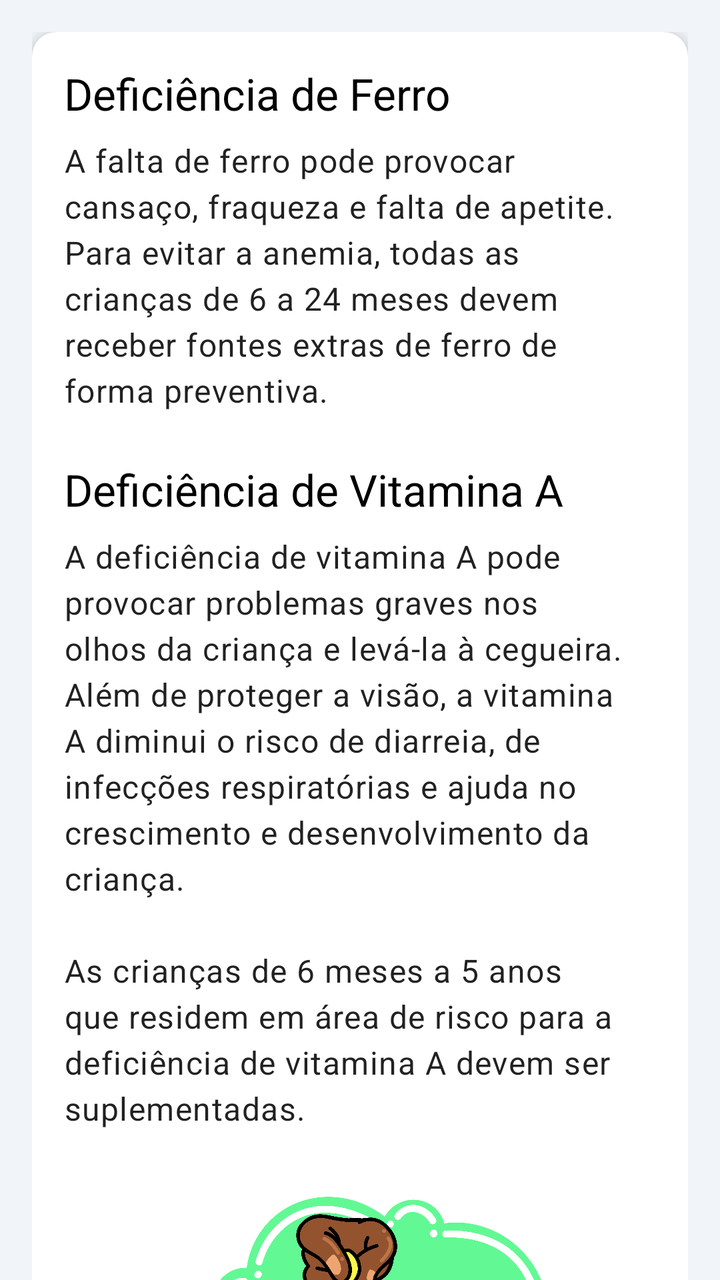
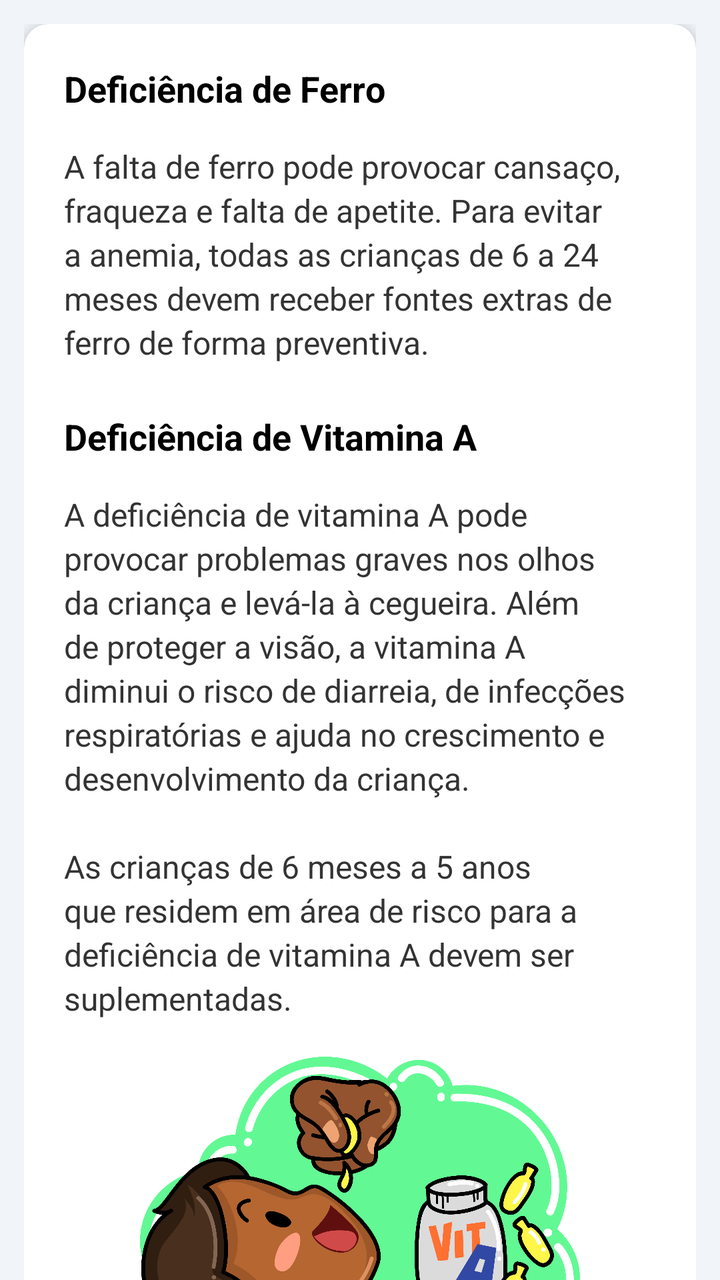

Compare the two renders of this Android layout. The source of the first and the diff that turns it into the second are given below.
<!-- AndroidManifest.xml: application theme Theme.NutrirAGente -->
<!-- res/layout/deficiencia_ferro_12_meses.xml -->
<?xml version="1.0" encoding="utf-8"?>
<androidx.coordinatorlayout.widget.CoordinatorLayout
    xmlns:android="http://schemas.android.com/apk/res/android"
    xmlns:app="http://schemas.android.com/apk/res-auto"
    xmlns:tools="http://schemas.android.com/tools"
    android:layout_width="match_parent"
    android:layout_height="match_parent"
    android:background="@color/gray">

    <com.google.android.material.appbar.AppBarLayout
        android:id="@+id/appBarLayout"
        android:layout_width="match_parent"
        android:layout_height="wrap_content"
        android:background="?attr/colorSurface">



    </com.google.android.material.appbar.AppBarLayout>

    <androidx.core.widget.NestedScrollView
        android:layout_width="match_parent"
        android:layout_height="wrap_content"
        app:layout_behavior="@string/appbar_scrolling_view_behavior">

        <LinearLayout
            android:layout_width="match_parent"
            android:layout_height="wrap_content"
            android:orientation="vertical"
            android:padding="16dp">

            <androidx.cardview.widget.CardView
                android:layout_width="match_parent"
                android:layout_height="wrap_content"
                app:cardCornerRadius="12dp"
                app:cardElevation="4dp"
                android:layout_marginBottom="16dp">

                <LinearLayout
                    android:layout_width="match_parent"
                    android:layout_height="wrap_content"
                    android:orientation="vertical"
                    android:padding="16dp">

                    <TextView
                        android:layout_width="wrap_content"
                        android:layout_height="wrap_content"
                        android:text="Deficiência de Ferro"
                        android:textAppearance="@style/TextAppearance.Material3.TitleLarge"
                        android:textColor="@android:color/black" />

                    <TextView
                        android:layout_width="match_parent"
                        android:layout_height="wrap_content"
                        android:layout_marginTop="8dp"
                        android:lineSpacingExtra="4dp"
                        android:text="A falta de ferro pode provocar cansaço, fraqueza e falta de apetite. Para evitar a anemia, todas as crianças de 6 a 24 meses devem receber fontes extras de ferro de forma preventiva."
                        android:textAppearance="@style/TextAppearance.Material3.BodyLarge" />

                    <TextView
                        android:layout_width="wrap_content"
                        android:layout_height="wrap_content"
                        android:layout_marginTop="24dp"
                        android:text="Deficiência de Vitamina A"
                        android:textAppearance="@style/TextAppearance.Material3.TitleLarge"
                        android:textColor="@android:color/black" />

                    <TextView
                        android:layout_width="match_parent"
                        android:layout_height="wrap_content"
                        android:layout_marginTop="8dp"
                        android:lineSpacingExtra="4dp"
                        android:text="A deficiência de vitamina A pode provocar problemas graves nos olhos da criança e levá-la à cegueira. Além de proteger a visão, a vitamina A diminui o risco de diarreia, de infecções respiratórias e ajuda no crescimento e desenvolvimento da criança.\n\nAs crianças de 6 meses a 5 anos que residem em área de risco para a deficiência de vitamina A devem ser suplementadas."
                        android:textAppearance="@style/TextAppearance.Material3.BodyLarge" />

                    <ImageView
                        android:layout_width="200dp"
                        android:layout_height="200dp"
                        android:layout_gravity="center_horizontal"
                        android:layout_marginTop="24dp"
                        android:contentDescription="Ilustração de criança recebendo suplemento"
                        android:src="@drawable/vitamina_a" />

                    <androidx.cardview.widget.CardView
                        android:layout_width="match_parent"
                        android:layout_height="wrap_content"
                        android:layout_marginTop="24dp"
                        app:cardBackgroundColor="@color/warn_orange"
                        app:cardCornerRadius="12dp"
                        app:cardElevation="2dp">

                        <LinearLayout
                            android:layout_width="match_parent"
                            android:layout_height="wrap_content"
                            android:orientation="vertical"
                            android:padding="16dp">

                            <TextView
                                android:layout_width="wrap_content"
                                android:layout_height="wrap_content"
                                android:layout_gravity="center_horizontal"
                                android:text="Suplementação"
                                android:textAppearance="@style/TextAppearance.Material3.TitleMedium"
                                android:textStyle="bold"
                                android:textColor="@android:color/black" />

                            <TextView
                                android:layout_width="match_parent"
                                android:layout_height="wrap_content"
                                android:layout_marginTop="16dp"
                                android:lineSpacingExtra="5dp"
                                android:text="@string/supplementation_details_12_to_59_months_html"
                                android:textAppearance="@style/TextAppearance.Material3.BodyMedium"
                                android:textColor="#37474F" />

                            <TextView
                                android:layout_width="match_parent"
                                android:layout_height="wrap_content"
                                android:layout_marginTop="16dp"
                                android:text="@string/footer_supplementation_bold_html"
                                android:textAlignment="center"
                                android:textAppearance="@style/TextAppearance.Material3.BodyMedium"
                                android:textColor="#37474F" />

                        </LinearLayout>

                    </androidx.cardview.widget.CardView>

                </LinearLayout>

            </androidx.cardview.widget.CardView>

        </LinearLayout>

    </androidx.core.widget.NestedScrollView>

</androidx.coordinatorlayout.widget.CoordinatorLayout>
<!-- resources referenced by this layout -->
<resources>
  <!-- unchanged entries left out for length: 12 -->
</resources>

<!-- the commit's change to res/layout/deficiencia_ferro_12_meses.xml (unified diff, before → after) -->
@@ -2,7 +2,6 @@
 <androidx.coordinatorlayout.widget.CoordinatorLayout
     xmlns:android="http://schemas.android.com/apk/res/android"
     xmlns:app="http://schemas.android.com/apk/res-auto"
-    xmlns:tools="http://schemas.android.com/tools"
     android:layout_width="match_parent"
     android:layout_height="match_parent"
     android:background="@color/gray">
@@ -11,115 +10,72 @@
         android:id="@+id/appBarLayout"
         android:layout_width="match_parent"
         android:layout_height="wrap_content"
-        android:background="?attr/colorSurface">
-
-
-
-    </com.google.android.material.appbar.AppBarLayout>
+        android:background="@color/blue_toolbar"
+        app:elevation="@dimen/appbar_elevation" />
 
     <androidx.core.widget.NestedScrollView
         android:layout_width="match_parent"
-        android:layout_height="wrap_content"
+        android:layout_height="match_parent"
         app:layout_behavior="@string/appbar_scrolling_view_behavior">
 
-        <LinearLayout
-            android:layout_width="match_parent"
-            android:layout_height="wrap_content"
-            android:orientation="vertical"
-            android:padding="16dp">
+        <LinearLayout style="@style/LinearContainer">
 
-            <androidx.cardview.widget.CardView
-                android:layout_width="match_parent"
-                android:layout_height="wrap_content"
-                app:cardCornerRadius="12dp"
-                app:cardElevation="4dp"
-                android:layout_marginBottom="16dp">
+            <androidx.cardview.widget.CardView style="@style/CardNutrir">
 
-                <LinearLayout
-                    android:layout_width="match_parent"
-                    android:layout_height="wrap_content"
-                    android:orientation="vertical"
-                    android:padding="16dp">
+                <LinearLayout style="@style/CardContent">
 
                     <TextView
-                        android:layout_width="wrap_content"
-                        android:layout_height="wrap_content"
-                        android:text="Deficiência de Ferro"
-                        android:textAppearance="@style/TextAppearance.Material3.TitleLarge"
-                        android:textColor="@android:color/black" />
+                        style="@style/TextSection"
+                        android:text="Deficiência de Ferro" />
 
                     <TextView
-                        android:layout_width="match_parent"
-                        android:layout_height="wrap_content"
-                        android:layout_marginTop="8dp"
-                        android:lineSpacingExtra="4dp"
-                        android:text="A falta de ferro pode provocar cansaço, fraqueza e falta de apetite. Para evitar a anemia, todas as crianças de 6 a 24 meses devem receber fontes extras de ferro de forma preventiva."
-                        android:textAppearance="@style/TextAppearance.Material3.BodyLarge" />
+                        style="@style/TextBody"
+                        android:layout_marginTop="@dimen/spacing_sm"
+                        android:text="A falta de ferro pode provocar cansaço, fraqueza e falta de apetite. Para evitar a anemia, todas as crianças de 6 a 24 meses devem receber fontes extras de ferro de forma preventiva." />
 
                     <TextView
-                        android:layout_width="wrap_content"
-                        android:layout_height="wrap_content"
-                        android:layout_marginTop="24dp"
-                        android:text="Deficiência de Vitamina A"
-                        android:textAppearance="@style/TextAppearance.Material3.TitleLarge"
-                        android:textColor="@android:color/black" />
+                        style="@style/TextSection"
+                        android:layout_marginTop="@dimen/spacing_xxl"
+                        android:text="Deficiência de Vitamina A" />
 
                     <TextView
-                        android:layout_width="match_parent"
-                        android:layout_height="wrap_content"
-                        android:layout_marginTop="8dp"
-                        android:lineSpacingExtra="4dp"
-                        android:text="A deficiência de vitamina A pode provocar problemas graves nos olhos da criança e levá-la à cegueira. Além de proteger a visão, a vitamina A diminui o risco de diarreia, de infecções respiratórias e ajuda no crescimento e desenvolvimento da criança.\n\nAs crianças de 6 meses a 5 anos que residem em área de risco para a deficiência de vitamina A devem ser suplementadas."
-                        android:textAppearance="@style/TextAppearance.Material3.BodyLarge" />
+                        style="@style/TextBody"
+                        android:layout_marginTop="@dimen/spacing_sm"
+                        android:text="A deficiência de vitamina A pode provocar problemas graves nos olhos da criança e levá-la à cegueira. Além de proteger a visão, a vitamina A diminui o risco de diarreia, de infecções respiratórias e ajuda no crescimento e desenvolvimento da criança.\n\nAs crianças de 6 meses a 5 anos que residem em área de risco para a deficiência de vitamina A devem ser suplementadas." />
 
                     <ImageView
-                        android:layout_width="200dp"
-                        android:layout_height="200dp"
-                        android:layout_gravity="center_horizontal"
-                        android:layout_marginTop="24dp"
+                        style="@style/ImageCenterLarge"
+                        android:layout_marginTop="@dimen/spacing_xxl"
                         android:contentDescription="Ilustração de criança recebendo suplemento"
                         android:src="@drawable/vitamina_a" />
 
                     <androidx.cardview.widget.CardView
-                        android:layout_width="match_parent"
-                        android:layout_height="wrap_content"
-                        android:layout_marginTop="24dp"
+                        style="@style/CalloutCard"
+                        android:layout_marginTop="@dimen/spacing_xxl"
                         app:cardBackgroundColor="@color/warn_orange"
-                        app:cardCornerRadius="12dp"
-                        app:cardElevation="2dp">
+                        app:cardElevation="@dimen/elevation_sm">
 
                         <LinearLayout
                             android:layout_width="match_parent"
                             android:layout_height="wrap_content"
                             android:orientation="vertical"
-                            android:padding="16dp">
+                            android:padding="@dimen/padding_lg">
 
                             <TextView
-                                android:layout_width="wrap_content"
-                                android:layout_height="wrap_content"
+                                style="@style/TextBoxTitle"
                                 android:layout_gravity="center_horizontal"
-                                android:text="Suplementação"
-                                android:textAppearance="@style/TextAppearance.Material3.TitleMedium"
-                                android:textStyle="bold"
-                                android:textColor="@android:color/black" />
+                                android:text="Suplementação" />
 
                             <TextView
-                                android:layout_width="match_parent"
-                                android:layout_height="wrap_content"
-                                android:layout_marginTop="16dp"
-                                android:lineSpacingExtra="5dp"
-                                android:text="@string/supplementation_details_12_to_59_months_html"
-                                android:textAppearance="@style/TextAppearance.Material3.BodyMedium"
-                                android:textColor="#37474F" />
+                                style="@style/TextBodySmall"
+                                android:layout_marginTop="@dimen/spacing_lg"
+                                android:text="@string/supplementation_details_12_to_59_months_html" />
 
                             <TextView
-                                android:layout_width="match_parent"
-                                android:layout_height="wrap_content"
-                                android:layout_marginTop="16dp"
-                                android:text="@string/footer_supplementation_bold_html"
+                                style="@style/TextBodySmall"
+                                android:layout_marginTop="@dimen/spacing_lg"
                                 android:textAlignment="center"
-                                android:textAppearance="@style/TextAppearance.Material3.BodyMedium"
-                                android:textColor="#37474F" />
+                                android:text="@string/footer_supplementation_bold_html" />
 
                         </LinearLayout>
 
<!-- resource entries referenced after the edit -->
@@ -1,5 +1,90 @@
 <!-- resources referenced by this layout -->
 <resources>
+  <dimen name="appbar_elevation">12dp</dimen>
+  <dimen name="elevation_sm">2dp</dimen>
+  <dimen name="padding_lg">16dp</dimen>
+  <dimen name="spacing_lg">16dp</dimen>
+  <dimen name="spacing_sm">8dp</dimen>
+  <dimen name="spacing_xxl">24dp</dimen>
+  <style name="CalloutCard">
+          <item name="android:layout_width">match_parent</item>
+          <item name="android:layout_height">wrap_content</item>
+          <item name="cardCornerRadius">@dimen/card_radius</item>
+          <item name="cardElevation">0dp</item>
+      </style>
+  <style name="CardContent">
+          <item name="android:layout_width">match_parent</item>
+          <item name="android:layout_height">wrap_content</item>
+          <item name="android:orientation">vertical</item>
+          <item name="android:padding">@dimen/padding_xl</item>
+      </style>
+  <style name="CardNutrir">
+          <item name="android:layout_width">match_parent</item>
+          <item name="android:layout_height">wrap_content</item>
+          <item name="android:layout_marginBottom">@dimen/card_margin_bottom</item>
+          <item name="cardCornerRadius">@dimen/card_radius</item>
+          <item name="cardElevation">@dimen/card_elevation</item>
+      </style>
+  <style name="ImageCenterLarge" parent="ImageCenter">
+          <item name="android:layout_width">@dimen/image_size_lg</item>
+          <item name="android:layout_height">@dimen/image_size_lg</item>
+      </style>
+  <style name="LinearContainer">
+          <item name="android:layout_width">match_parent</item>
+          <item name="android:layout_height">wrap_content</item>
+          <item name="android:orientation">vertical</item>
+          <item name="android:padding">@dimen/padding_md</item>
+      </style>
+  <style name="TextBody" parent="TextAppearance.Nutrir">
+          <item name="android:layout_width">match_parent</item>
+          <item name="android:layout_height">wrap_content</item>
+          <item name="android:textSize">@dimen/text_size_md</item>
+          <item name="android:lineSpacingExtra">@dimen/line_spacing_sm</item>
+          <item name="android:textColor">@color/color_text_black</item>
+      </style>
+  <style name="TextBodySmall" parent="TextBody">
+          <item name="android:textSize">@dimen/text_size_sm</item>
+      </style>
+  <style name="TextBoxTitle" parent="TextAppearance.Nutrir">
+          <item name="android:layout_width">wrap_content</item>
+          <item name="android:layout_height">wrap_content</item>
+          <item name="android:textSize">@dimen/text_size_md</item>
+          <item name="android:textStyle">bold</item>
+          <item name="android:textColor">@color/text_bold</item>
+          <item name="android:layout_marginBottom">@dimen/spacing_sm</item>
+      </style>
+  <style name="TextSection" parent="TextAppearance.Nutrir">
+          <item name="android:layout_width">wrap_content</item>
+          <item name="android:layout_height">wrap_content</item>
+          <item name="android:textSize">@dimen/text_size_lg</item>
+          <item name="android:textStyle">bold</item>
+          <item name="android:textColor">@color/text_bold</item>
+          <item name="android:layout_marginBottom">@dimen/spacing_sm</item>
+      </style>
+  <dimen name="card_radius">12dp</dimen>
+  <dimen name="padding_xl">20dp</dimen>
+  <dimen name="card_margin_bottom">16dp</dimen>
+  <dimen name="card_elevation">4dp</dimen>
+  <style name="ImageCenter">
+          <item name="android:layout_width">@dimen/image_size_md</item>
+          <item name="android:layout_height">@dimen/image_size_md</item>
+          <item name="android:layout_gravity">center_horizontal</item>
+          <item name="android:layout_marginVertical">@dimen/spacing_sm</item>
+      </style>
+  <dimen name="image_size_lg">220dp</dimen>
+  <dimen name="padding_md">12dp</dimen>
+  <style name="TextAppearance.Nutrir" parent="TextAppearance.AppCompat">
+          <item name="android:textColor">@color/text_primary</item>
+          <item name="android:lineSpacingExtra">@dimen/line_spacing_sm</item>
+      </style>
+  <dimen name="text_size_md">16sp</dimen>
+  <dimen name="line_spacing_sm">3dp</dimen>
+  <color name="color_text_black">#333333</color>
+  <dimen name="text_size_sm">14sp</dimen>
+  <color name="text_bold">#000000</color>
+  <dimen name="text_size_lg">18sp</dimen>
+  <dimen name="image_size_md">180dp</dimen>
+  <color name="text_primary">#2B2B2B</color>
   <!-- unchanged entries left out for length: 12 -->
 </resources>
 
